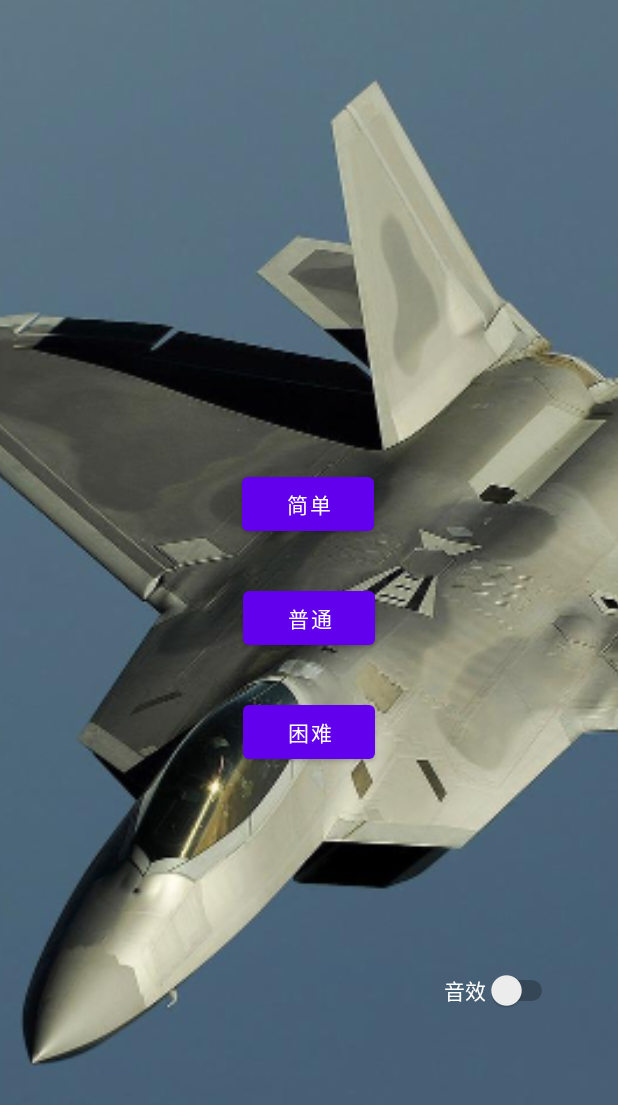
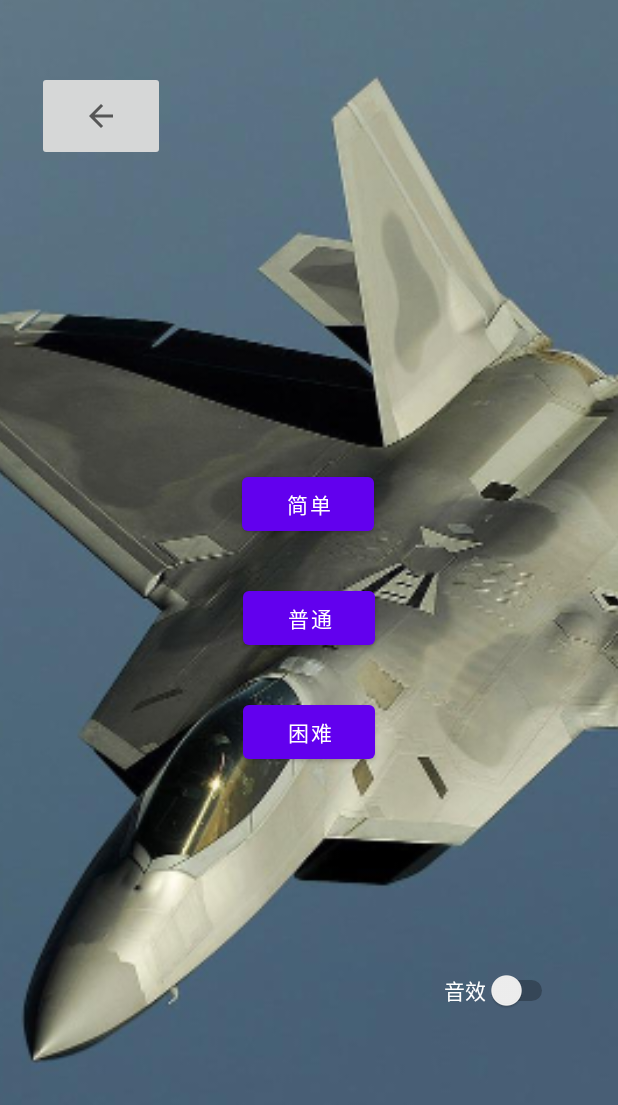
Before and after one commit to ScarecrowL1/AircraftWar-Android-courseProject, an Android app: the MenuActivity screen opened directly, with no data from a screen before it, on a phone screen of 412 x 824 dp. Shown: the top 1105 px of the screen. Run offline under Robolectric (Android 15) with nearby library versions, the phone set to English and light mode, and no system bars.

Commit message:
实现返回按钮（图片）

```diff
--- a/app/src/main/java/com/example/aircraftwar/MenuActivity.java
+++ b/app/src/main/java/com/example/aircraftwar/MenuActivity.java
@@ -76,4 +76,9 @@ public class MenuActivity extends AppCompatActivity {
                             | View.SYSTEM_UI_FLAG_IMMERSIVE_STICKY);
         }
     }
+
+    public void finishReback(View v){
+        startActivity(new Intent().setClass(MenuActivity.this, singgleOrMuti.class));
+        finish();
+    }
 }
--- a/app/src/main/res/layout/activity_menu.xml
+++ b/app/src/main/res/layout/activity_menu.xml
@@ -13,10 +13,10 @@
         android:contentDescription="backgrond"
         app:layout_constraintBottom_toBottomOf="parent"
         app:layout_constraintEnd_toEndOf="parent"
-        app:layout_constraintHorizontal_bias="0.449"
+        app:layout_constraintHorizontal_bias="0.448"
         app:layout_constraintStart_toStartOf="parent"
         app:layout_constraintTop_toTopOf="parent"
-        app:layout_constraintVertical_bias="0.48"
+        app:layout_constraintVertical_bias="0.482"
         app:srcCompat="@mipmap/aircraft" />
 
     <Button
@@ -63,4 +63,17 @@
         app:layout_constraintEnd_toEndOf="parent"
         app:layout_constraintTop_toTopOf="parent" />
 
+    <ImageButton
+        android:id="@+id/backButton"
+        android:layout_width="85dp"
+        android:layout_height="60dp"
+        android:onClick="finishReback"
+        app:layout_constraintBottom_toBottomOf="parent"
+        app:layout_constraintEnd_toEndOf="parent"
+        app:layout_constraintHorizontal_bias="0.076"
+        app:layout_constraintStart_toStartOf="parent"
+        app:layout_constraintTop_toTopOf="parent"
+        app:layout_constraintVertical_bias="0.062"
+        app:srcCompat="?attr/homeAsUpIndicator" />
+
 </androidx.constraintlayout.widget.ConstraintLayout>
```
Also changed, not shown: app/src/main/java/com/example/aircraftwar/singgleOrMuti.java (+18 -0 lines).
